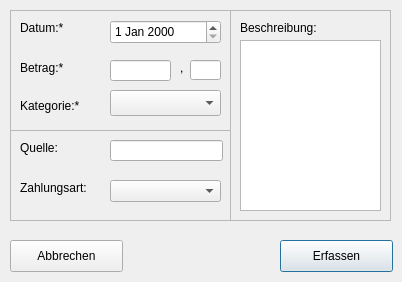
This is erfassen.ui in sess2016C/se2016C as Qt 5 draws it before an edit. The edited form follows.
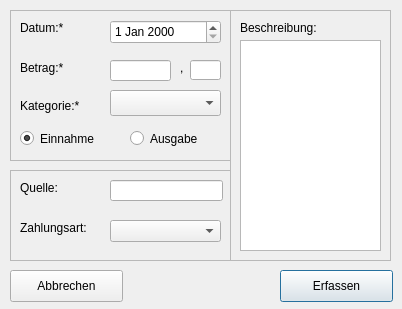
This is the edited form.

Commit message: added einnahme/ausgabe

```diff
--- a/erfassen.ui
+++ b/erfassen.ui
@@ -7,7 +7,7 @@
     <x>0</x>
     <y>0</y>
     <width>402</width>
-    <height>282</height>
+    <height>309</height>
    </rect>
   </property>
   <property name="windowTitle">
@@ -17,7 +17,7 @@
    <property name="geometry">
     <rect>
      <x>280</x>
-     <y>240</y>
+     <y>270</y>
      <width>113</width>
      <height>32</height>
     </rect>
@@ -32,7 +32,7 @@
      <x>10</x>
      <y>10</y>
      <width>221</width>
-     <height>121</height>
+     <height>151</height>
     </rect>
    </property>
    <property name="frameShape">
@@ -148,12 +148,41 @@
      <number>2</number>
     </property>
    </widget>
+   <widget class="QRadioButton" name="rdbtn_einnahme">
+    <property name="geometry">
+     <rect>
+      <x>10</x>
+      <y>120</y>
+      <width>82</width>
+      <height>17</height>
+     </rect>
+    </property>
+    <property name="text">
+     <string>Einnahme</string>
+    </property>
+    <property name="checked">
+     <bool>true</bool>
+    </property>
+   </widget>
+   <widget class="QRadioButton" name="rdbtn_ausgabe">
+    <property name="geometry">
+     <rect>
+      <x>120</x>
+      <y>120</y>
+      <width>82</width>
+      <height>17</height>
+     </rect>
+    </property>
+    <property name="text">
+     <string>Ausgabe</string>
+    </property>
+   </widget>
   </widget>
   <widget class="QFrame" name="frame_2">
    <property name="geometry">
     <rect>
      <x>10</x>
-     <y>130</y>
+     <y>170</y>
      <width>221</width>
      <height>91</height>
     </rect>
@@ -217,7 +246,7 @@
      <x>230</x>
      <y>10</y>
      <width>161</width>
-     <height>211</height>
+     <height>251</height>
     </rect>
    </property>
    <property name="frameShape">
@@ -245,7 +274,7 @@
       <x>10</x>
       <y>30</y>
       <width>141</width>
-      <height>171</height>
+      <height>211</height>
      </rect>
     </property>
    </widget>
@@ -254,7 +283,7 @@
    <property name="geometry">
     <rect>
      <x>10</x>
-     <y>240</y>
+     <y>270</y>
      <width>113</width>
      <height>32</height>
     </rect>
```
The commit also changes 2 other files.
